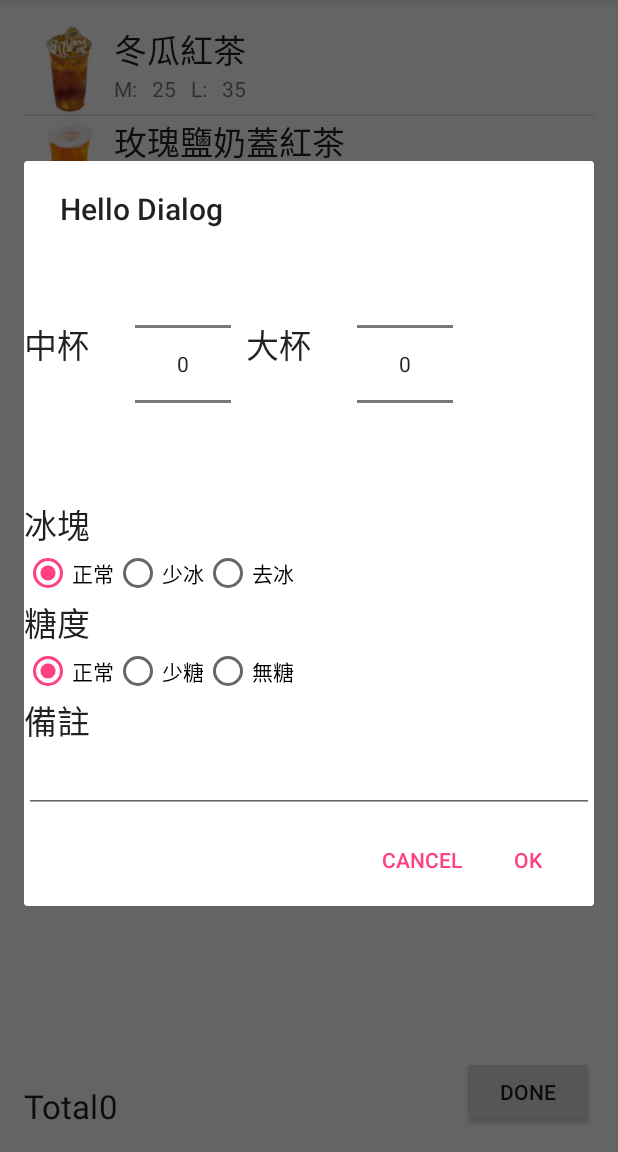
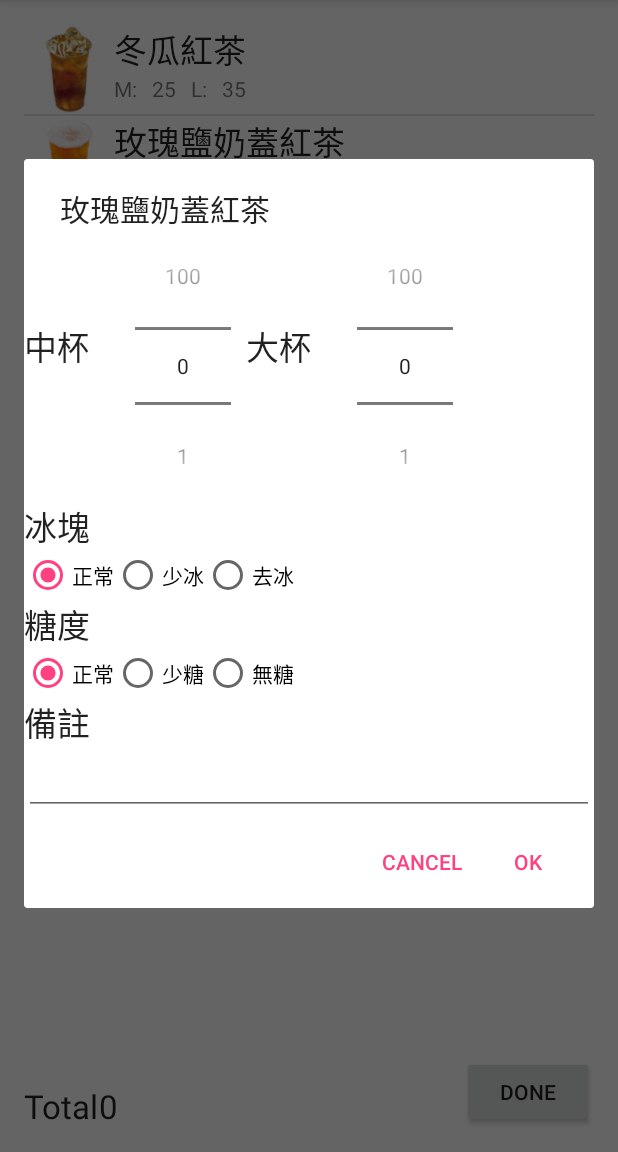
Before and after one commit to sara04060108/android_class-270, an Android app: the DrinkMenuActivity screen opened directly, with no data from a screen before it, after a tap on "玫瑰鹽奶蓋紅茶", on a phone screen of 412 x 824 dp, the part 84-1236 px from its top. Run offline under Robolectric (Android 15) with nearby library versions, the phone set to English and light mode, and no system bars.

Commit message:
complete drink order dialog

```diff
--- a/SimpleUI/app/src/main/java/com/example/user/simpleui/DrinkMenuActivity.java
+++ b/SimpleUI/app/src/main/java/com/example/user/simpleui/DrinkMenuActivity.java
@@ -79,8 +79,18 @@ public class DrinkMenuActivity extends AppCompatActivity implements  DrinnkOrder
 
 
     public  void shewDrinkOrderDialog(Drink drink){
+        DrinkOrder drinkOrder = new DrinkOrder(drink);
 
-        DrinkOrder drinkOrder = new DrinkOrder(drink);
+        for(DrinkOrder order:orders){
+            if(order.drink.name.equals(drink.name)){
+
+                //傳進來的飲料名稱等於現在的飲料名稱
+                drinkOrder = order;
+                break;
+            }
+        }
+
+
 
         FragmentManager fragmentManager = getFragmentManager();
         FragmentTransaction ft = fragmentManager.beginTransaction();//一筆交易
@@ -160,7 +170,7 @@ public class DrinkMenuActivity extends AppCompatActivity implements  DrinnkOrder
                 break;
             }
         }
-        if(flag)
+        if(flag!=true)//如果之前沒訂單就加入
         orders.add(drinkOrder);
 
         updateTotal();
--- a/SimpleUI/app/src/main/java/com/example/user/simpleui/DrinnkOrderDialog.java
+++ b/SimpleUI/app/src/main/java/com/example/user/simpleui/DrinnkOrderDialog.java
@@ -11,6 +11,10 @@ import android.app.Fragment;//要改因為有兩種版本
 import android.view.LayoutInflater;
 import android.view.View;
 import android.view.ViewGroup;
+import android.widget.EditText;
+import android.widget.NumberPicker;
+import android.widget.RadioButton;
+import android.widget.RadioGroup;
 
 
 /**
@@ -30,8 +34,15 @@ public class DrinnkOrderDialog extends DialogFragment {
     private static final String ARG_PARAM2 = "param2";
 
     // TODO: Rename and change types of parameters
-    private String mParam1;
-    private String mParam2;
+    private DrinkOrder drinkOrder;
+    NumberPicker mediumNumberPicker;
+    NumberPicker largeNumberPicker;
+
+    RadioGroup iceRadioGroup;
+    RadioGroup sugarRadioGroup;
+
+    EditText noteEditText;
+
 
     private OnDrinkOrderListener mListener;
 
@@ -80,7 +91,7 @@ public class DrinnkOrderDialog extends DialogFragment {
         if(getArguments() != null){
             Bundle bundle = getArguments();
             String data = bundle.getString(ARG_PARAM1);
-            DrinkOrder drinkOrder = DrinkOrder.newInstanceWithData(data);
+            drinkOrder = DrinkOrder.newInstanceWithData(data);
             if(drinkOrder == null){
                 throw new RuntimeException("Instance Drink Order Fail");
             }
@@ -91,11 +102,19 @@ public class DrinnkOrderDialog extends DialogFragment {
         View contextView = getActivity().getLayoutInflater().inflate(R.layout.fragment_drinnk_order_dialog,null);
 
         alertDialogBuilder.setView(contextView)
-                    .setTitle("Hello Dialog")
+                    .setTitle(drinkOrder.drink.name)
                     .setPositiveButton("OK", new DialogInterface.OnClickListener() {
                         @Override
                         public void onClick(DialogInterface dialog, int which) {
+                            drinkOrder.mNumber = mediumNumberPicker.getValue();
+                            drinkOrder.INumber = mediumNumberPicker.getValue();
+                            drinkOrder.note = noteEditText.getText().toString();
+                            drinkOrder.ice = getSelectedTextFromRadioGroup(iceRadioGroup);
+                            drinkOrder.sugar = getSelectedTextFromRadioGroup(sugarRadioGroup);
 
+                            if(mListener != null){
+                                mListener.onDrinkOrderFinish(drinkOrder);
+                            }
                         }
                     }).setNegativeButton("Cancel", new DialogInterface.OnClickListener() {
             @Override
@@ -103,7 +122,30 @@ public class DrinnkOrderDialog extends DialogFragment {
 
             }
         });
+
+        mediumNumberPicker = (NumberPicker)contextView.findViewById(R.id.mediumNumberPicker);
+        mediumNumberPicker.setMaxValue(100);
+        mediumNumberPicker.setMinValue(0);
+        mediumNumberPicker.setValue(drinkOrder.mNumber);
+
+        largeNumberPicker = (NumberPicker)contextView.findViewById(R.id.largeNumberPicker);
+        largeNumberPicker.setMaxValue(100);
+        largeNumberPicker.setMinValue(0);
+        largeNumberPicker.setValue(drinkOrder.INumber);
+
+        iceRadioGroup = (RadioGroup)contextView.findViewById(R.id.iceRadioGroup);
+        sugarRadioGroup = (RadioGroup)contextView.findViewById(R.id.sugarRadioGroup);
+
+        noteEditText = (EditText)contextView.findViewById(R.id.noteEditText);
+
         return alertDialogBuilder.create();
+    }
+
+    private  String getSelectedTextFromRadioGroup(RadioGroup radioGroup){
+        //可得到radiogroup回傳的值
+        int checkedRadioButtonId = radioGroup.getCheckedRadioButtonId();
+        RadioButton checkedRadioButton = (RadioButton)radioGroup.findViewById(checkedRadioButtonId);
+        return  checkedRadioButton.getText().toString();
     }
 
     @Override
--- a/SimpleUI/app/src/main/res/layout/fragment_drinnk_order_dialog.xml
+++ b/SimpleUI/app/src/main/res/layout/fragment_drinnk_order_dialog.xml
@@ -20,7 +20,7 @@
     <NumberPicker
         android:layout_width="wrap_content"
         android:layout_height="wrap_content"
-        android:id="@+id/numberPicker"
+        android:id="@+id/mediumNumberPicker"
         android:layout_alignParentTop="true"
         android:layout_toRightOf="@+id/textView5"
         android:layout_marginLeft="30dp" />
@@ -32,13 +32,13 @@
         android:text="大杯"
         android:id="@+id/textView6"
         android:layout_alignTop="@+id/textView5"
-        android:layout_toRightOf="@+id/numberPicker"
+        android:layout_toRightOf="@+id/mediumNumberPicker"
         android:layout_marginLeft="10dp" />
 
     <NumberPicker
         android:layout_width="wrap_content"
         android:layout_height="wrap_content"
-        android:id="@+id/numberPicker2"
+        android:id="@+id/largeNumberPicker"
         android:layout_alignParentTop="true"
         android:layout_toRightOf="@+id/textView6"
         android:layout_marginLeft="30dp" />
@@ -49,9 +49,9 @@
         android:textAppearance="?android:attr/textAppearanceLarge"
         android:text="冰塊"
         android:id="@+id/textView7"
-        android:layout_below="@+id/numberPicker"
-        android:layout_toLeftOf="@+id/numberPicker"
-        android:layout_toStartOf="@+id/numberPicker" />
+        android:layout_below="@+id/mediumNumberPicker"
+        android:layout_toLeftOf="@+id/mediumNumberPicker"
+        android:layout_toStartOf="@+id/mediumNumberPicker" />
 
     <RadioGroup
         android:layout_width="match_parent"
@@ -60,7 +60,7 @@
         android:layout_alignParentLeft="true"
         android:layout_alignParentStart="true"
         android:orientation="horizontal"
-        android:id="@+id/radioGroup2">
+        android:id="@+id/iceRadioGroup">
 
         <RadioButton
             android:layout_width="wrap_content"
@@ -91,7 +91,7 @@
         android:textAppearance="?android:attr/textAppearanceLarge"
         android:text="糖度"
         android:id="@+id/textView8"
-        android:layout_below="@+id/radioGroup2"
+        android:layout_below="@+id/iceRadioGroup"
         android:layout_alignParentLeft="true"
         android:layout_alignParentStart="true" />
 
@@ -99,7 +99,7 @@
         android:layout_width="match_parent"
         android:layout_height="wrap_content"
         android:orientation="horizontal"
-        android:id="@+id/radioGroup3"
+        android:id="@+id/sugarRadioGroup"
         android:layout_below="@+id/textView8"
         android:layout_alignParentLeft="true"
         android:layout_alignParentStart="true">
@@ -133,14 +133,14 @@
         android:textAppearance="?android:attr/textAppearanceLarge"
         android:text="備註"
         android:id="@+id/textView9"
-        android:layout_below="@+id/radioGroup3"
+        android:layout_below="@+id/sugarRadioGroup"
         android:layout_alignParentLeft="true"
         android:layout_alignParentStart="true" />
 
     <EditText
         android:layout_width="match_parent"
         android:layout_height="wrap_content"
-        android:id="@+id/editText2"
+        android:id="@+id/noteEditText"
         android:layout_below="@+id/textView9"
         android:layout_alignParentLeft="true"
         android:layout_alignParentStart="true" />
```
